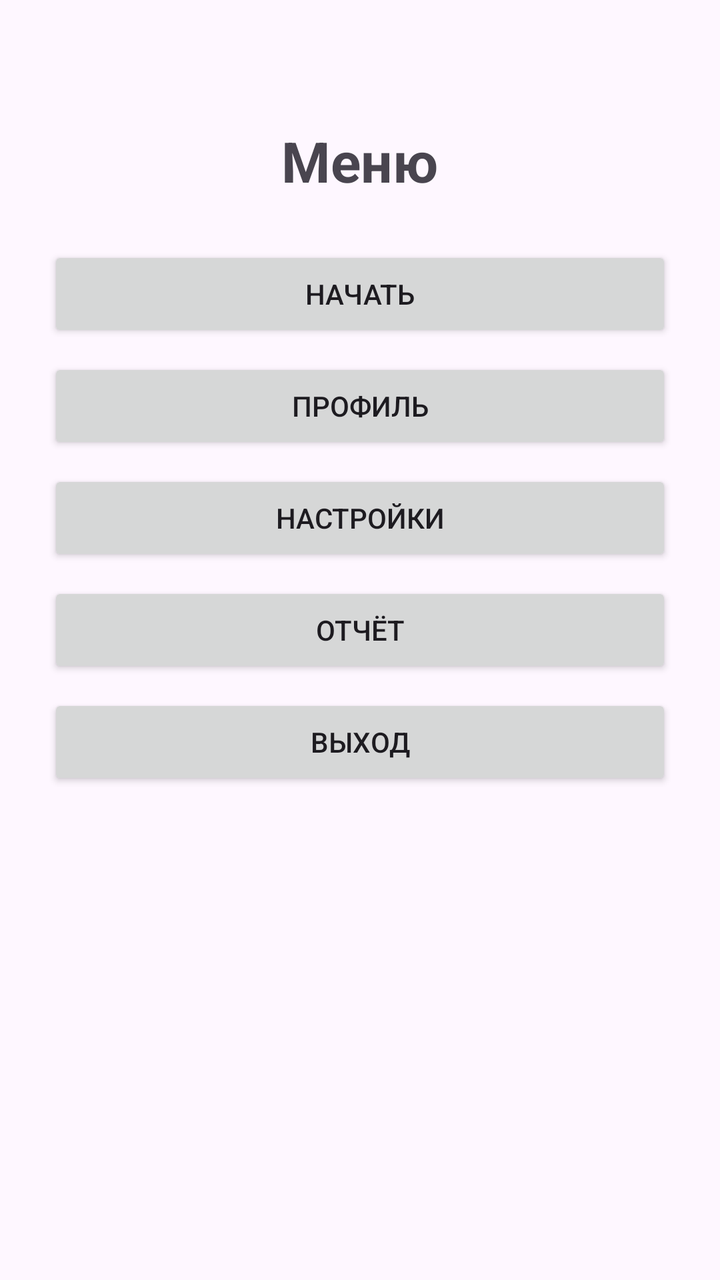
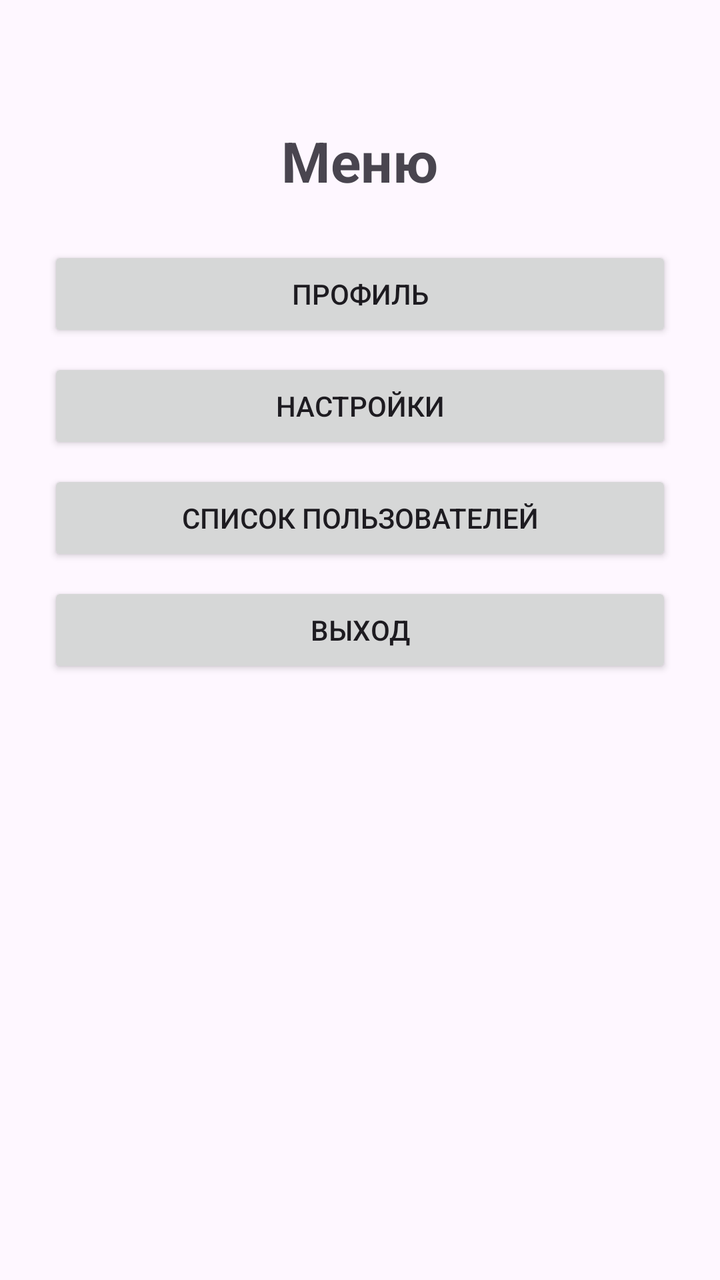

The first picture is an Android layout as it rendered before a commit; the second is the same layout after the commit. The layout source and the unified diff follow.
<!-- AndroidManifest.xml: application theme Theme.MyApplication -->
<!-- res/layout/activity_menu.xml -->
<?xml version="1.0" encoding="utf-8"?>
<LinearLayout xmlns:android="http://schemas.android.com/apk/res/android"
    xmlns:tools="http://schemas.android.com/tools"
    android:id="@+id/main"
    android:layout_width="match_parent"
    android:layout_height="match_parent"
    android:orientation="vertical"
    android:gravity="center_horizontal"
    android:padding="24dp"
    tools:context=".MenuActivity">

    <TextView
        android:id="@+id/greetingText"
        android:layout_width="wrap_content"
        android:layout_height="wrap_content"
        android:textSize="16sp" />

    <TextView
        android:layout_width="wrap_content"
        android:layout_height="wrap_content"
        android:layout_marginTop="16dp"
        android:text="@string/title_menu"
        android:textSize="28sp"
        android:textStyle="bold" />

    <Button
        android:id="@+id/startButton"
        android:layout_width="match_parent"
        android:layout_height="wrap_content"
        android:layout_marginTop="24dp"
        android:text="@string/btn_start" />

    <Button
        android:id="@+id/profileButton"
        android:layout_width="match_parent"
        android:layout_height="wrap_content"
        android:layout_marginTop="8dp"
        android:text="@string/btn_profile" />

    <Button
        android:id="@+id/settingsButton"
        android:layout_width="match_parent"
        android:layout_height="wrap_content"
        android:layout_marginTop="8dp"
        android:text="@string/btn_settings" />

    <Button
        android:id="@+id/reportButton"
        android:layout_width="match_parent"
        android:layout_height="wrap_content"
        android:layout_marginTop="8dp"
        android:text="@string/btn_report" />

    <Button
        android:id="@+id/exitMenuButton"
        android:layout_width="match_parent"
        android:layout_height="wrap_content"
        android:layout_marginTop="8dp"
        android:text="@string/btn_exit" />

</LinearLayout>
<!-- resources referenced by this layout -->
<resources>
  <string name="btn_exit">Выход</string>
  <string name="btn_profile">Профиль</string>
  <string name="btn_report">Отчёт</string>
  <string name="btn_settings">Настройки</string>
  <string name="btn_start">Начать</string>
  <string name="title_menu">Меню</string>
  <style name="Theme.MyApplication" parent="Base.Theme.MyApplication" />
  <style name="Base.Theme.MyApplication" parent="Theme.Material3.DayNight.NoActionBar">
          
          
      </style>
</resources>

<!-- the commit's change to res/layout/activity_menu.xml (unified diff, before → after) -->
@@ -1,61 +1,60 @@
 <?xml version="1.0" encoding="utf-8"?>
-<LinearLayout xmlns:android="http://schemas.android.com/apk/res/android"
+<ScrollView xmlns:android="http://schemas.android.com/apk/res/android"
     xmlns:tools="http://schemas.android.com/tools"
     android:id="@+id/main"
     android:layout_width="match_parent"
     android:layout_height="match_parent"
-    android:orientation="vertical"
-    android:gravity="center_horizontal"
-    android:padding="24dp"
+    android:fillViewport="true"
     tools:context=".MenuActivity">
 
-    <TextView
-        android:id="@+id/greetingText"
-        android:layout_width="wrap_content"
-        android:layout_height="wrap_content"
-        android:textSize="16sp" />
-
-    <TextView
-        android:layout_width="wrap_content"
-        android:layout_height="wrap_content"
-        android:layout_marginTop="16dp"
-        android:text="@string/title_menu"
-        android:textSize="28sp"
-        android:textStyle="bold" />
-
-    <Button
-        android:id="@+id/startButton"
+    <LinearLayout
         android:layout_width="match_parent"
         android:layout_height="wrap_content"
-        android:layout_marginTop="24dp"
-        android:text="@string/btn_start" />
+        android:orientation="vertical"
+        android:gravity="center_horizontal"
+        android:padding="24dp">
 
-    <Button
-        android:id="@+id/profileButton"
-        android:layout_width="match_parent"
-        android:layout_height="wrap_content"
-        android:layout_marginTop="8dp"
-        android:text="@string/btn_profile" />
+        <TextView
+            android:id="@+id/greetingText"
+            android:layout_width="wrap_content"
+            android:layout_height="wrap_content"
+            android:textSize="16sp" />
 
-    <Button
-        android:id="@+id/settingsButton"
-        android:layout_width="match_parent"
-        android:layout_height="wrap_content"
-        android:layout_marginTop="8dp"
-        android:text="@string/btn_settings" />
+        <TextView
+            android:layout_width="wrap_content"
+            android:layout_height="wrap_content"
+            android:layout_marginTop="16dp"
+            android:text="@string/title_menu"
+            android:textSize="28sp"
+            android:textStyle="bold" />
 
-    <Button
-        android:id="@+id/reportButton"
-        android:layout_width="match_parent"
-        android:layout_height="wrap_content"
-        android:layout_marginTop="8dp"
-        android:text="@string/btn_report" />
+        <Button
+            android:id="@+id/profileButton"
+            android:layout_width="match_parent"
+            android:layout_height="wrap_content"
+            android:layout_marginTop="24dp"
+            android:text="@string/btn_profile" />
 
-    <Button
-        android:id="@+id/exitMenuButton"
-        android:layout_width="match_parent"
-        android:layout_height="wrap_content"
-        android:layout_marginTop="8dp"
-        android:text="@string/btn_exit" />
+        <Button
+            android:id="@+id/settingsButton"
+            android:layout_width="match_parent"
+            android:layout_height="wrap_content"
+            android:layout_marginTop="8dp"
+            android:text="@string/btn_settings" />
 
-</LinearLayout>
+        <Button
+            android:id="@+id/usersButton"
+            android:layout_width="match_parent"
+            android:layout_height="wrap_content"
+            android:layout_marginTop="8dp"
+            android:text="@string/btn_users" />
+
+        <Button
+            android:id="@+id/exitMenuButton"
+            android:layout_width="match_parent"
+            android:layout_height="wrap_content"
+            android:layout_marginTop="8dp"
+            android:text="@string/btn_exit" />
+
+    </LinearLayout>
+</ScrollView>
<!-- resource entries referenced after the edit -->
@@ -2,9 +2,8 @@
 <resources>
   <string name="btn_exit">Выход</string>
   <string name="btn_profile">Профиль</string>
-  <string name="btn_report">Отчёт</string>
   <string name="btn_settings">Настройки</string>
-  <string name="btn_start">Начать</string>
+  <string name="btn_users">Список пользователей</string>
   <string name="title_menu">Меню</string>
   <style name="Theme.MyApplication" parent="Base.Theme.MyApplication" />
   <style name="Base.Theme.MyApplication" parent="Theme.Material3.DayNight.NoActionBar">
